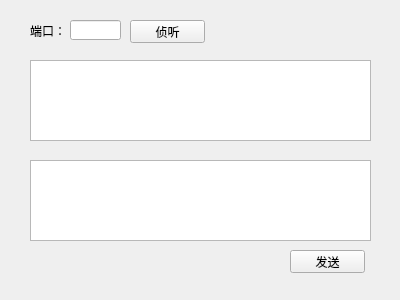
The window that mainwindow.ui (adair4074/-) describes before a commit, drawn with Qt 5.
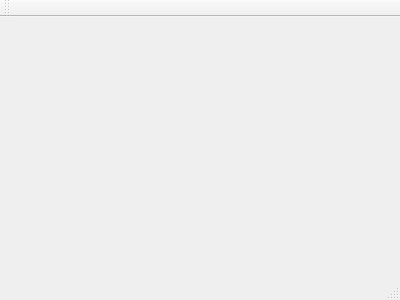
The same window after the commit.

Patch:
```diff
--- a/mainwindow.ui
+++ b/mainwindow.ui
@@ -13,89 +13,13 @@
   <property name="windowTitle">
    <string>MainWindow</string>
   </property>
-  <widget class="QWidget" name="centralWidget">
-   <widget class="QLineEdit" name="lineEdit_Port">
-    <property name="geometry">
-     <rect>
-      <x>70</x>
-      <y>20</y>
-      <width>51</width>
-      <height>20</height>
-     </rect>
-    </property>
-   </widget>
-   <widget class="QPushButton" name="pushButton_Listen">
-    <property name="geometry">
-     <rect>
-      <x>130</x>
-      <y>20</y>
-      <width>75</width>
-      <height>23</height>
-     </rect>
-    </property>
-    <property name="text">
-     <string>侦听</string>
-    </property>
-   </widget>
-   <widget class="QLabel" name="label">
-    <property name="geometry">
-     <rect>
-      <x>30</x>
-      <y>20</y>
-      <width>41</width>
-      <height>21</height>
-     </rect>
-    </property>
-    <property name="text">
-     <string>端口：</string>
-    </property>
-   </widget>
-   <widget class="QPushButton" name="pushButton_Send">
-    <property name="geometry">
-     <rect>
-      <x>290</x>
-      <y>250</y>
-      <width>75</width>
-      <height>23</height>
-     </rect>
-    </property>
-    <property name="text">
-     <string>发送</string>
-    </property>
-   </widget>
-   <widget class="QTextEdit" name="textEdit_Recv">
-    <property name="geometry">
-     <rect>
-      <x>30</x>
-      <y>60</y>
-      <width>341</width>
-      <height>81</height>
-     </rect>
-    </property>
-   </widget>
-   <widget class="QTextEdit" name="textEdit_Send">
-    <property name="geometry">
-     <rect>
-      <x>30</x>
-      <y>160</y>
-      <width>341</width>
-      <height>81</height>
-     </rect>
-    </property>
-   </widget>
-  </widget>
-  <widget class="QMenuBar" name="menuBar">
-   <property name="geometry">
-    <rect>
-     <x>0</x>
-     <y>0</y>
-     <width>400</width>
-     <height>23</height>
-    </rect>
-   </property>
-  </widget>
+  <widget class="QMenuBar" name="menuBar" />
+  <widget class="QToolBar" name="mainToolBar" />
+  <widget class="QWidget" name="centralWidget" />
+  <widget class="QStatusBar" name="statusBar" />
  </widget>
- <layoutdefault spacing="6" margin="11"/>
+ <layoutDefault spacing="6" margin="11" />
+ <pixmapfunction></pixmapfunction>
  <resources/>
  <connections/>
 </ui>
```
Left out of the diff: 7 changed lines with no effect on the pictures.
